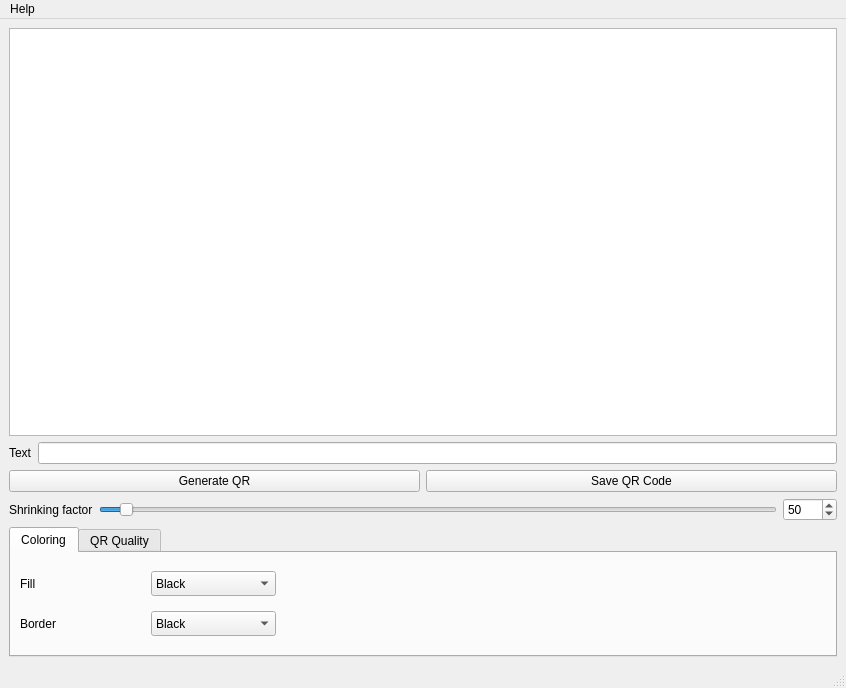
This is src/mainwindow.ui in lluisalemanypuig/qr-encoder as Qt 5 draws it before an edit. The edited form follows.
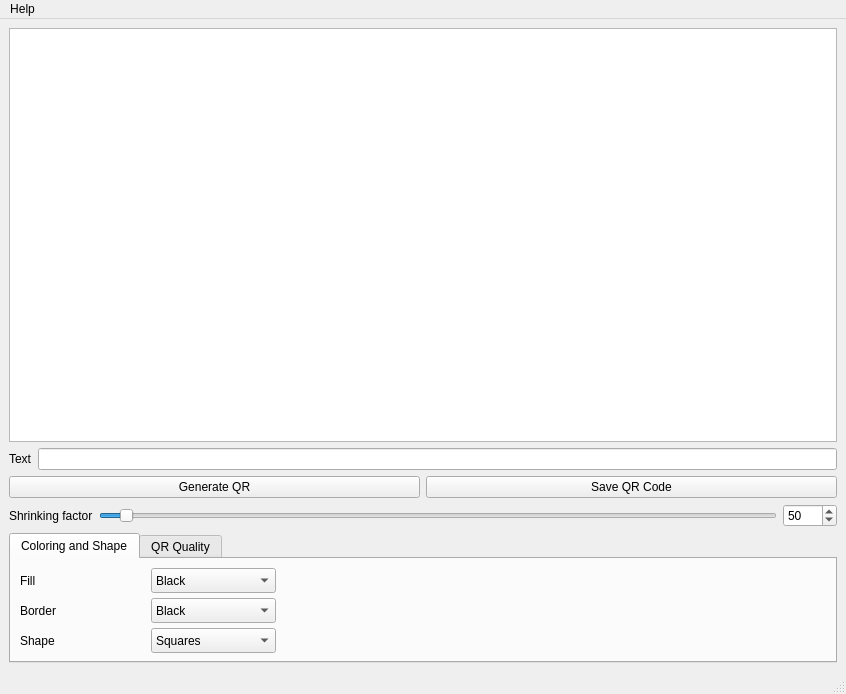
This is the edited form. Custom widgets are drawn as their Qt base class.

Commit message: Allow choosing between two different shapes

```diff
--- a/src/mainwindow.ui
+++ b/src/mainwindow.ui
@@ -7,7 +7,7 @@
     <x>0</x>
     <y>0</y>
     <width>846</width>
-    <height>688</height>
+    <height>694</height>
    </rect>
   </property>
   <property name="windowTitle">
@@ -136,7 +136,7 @@
       </property>
       <widget class="QWidget" name="tab">
        <attribute name="title">
-        <string>Coloring</string>
+        <string>Coloring and Shape</string>
        </attribute>
        <layout class="QVBoxLayout" name="verticalLayout_3">
         <item>
@@ -389,6 +389,56 @@
           </item>
          </layout>
         </item>
+        <item>
+         <layout class="QHBoxLayout" name="horizontalLayout_9">
+          <item>
+           <widget class="QLabel" name="label_7">
+            <property name="minimumSize">
+             <size>
+              <width>125</width>
+              <height>25</height>
+             </size>
+            </property>
+            <property name="text">
+             <string>Shape</string>
+            </property>
+           </widget>
+          </item>
+          <item>
+           <widget class="QComboBox" name="shapeComboBox">
+            <property name="minimumSize">
+             <size>
+              <width>125</width>
+              <height>25</height>
+             </size>
+            </property>
+            <item>
+             <property name="text">
+              <string>Squares</string>
+             </property>
+            </item>
+            <item>
+             <property name="text">
+              <string>Circles</string>
+             </property>
+            </item>
+           </widget>
+          </item>
+          <item>
+           <spacer name="horizontalSpacer_5">
+            <property name="orientation">
+             <enum>Qt::Horizontal</enum>
+            </property>
+            <property name="sizeHint" stdset="0">
+             <size>
+              <width>40</width>
+              <height>20</height>
+             </size>
+            </property>
+           </spacer>
+          </item>
+         </layout>
+        </item>
        </layout>
       </widget>
       <widget class="QWidget" name="tab_2">
```
Left out of the diff: 41 changed lines with no effect on the pictures. The commit also changes 3 other files.
